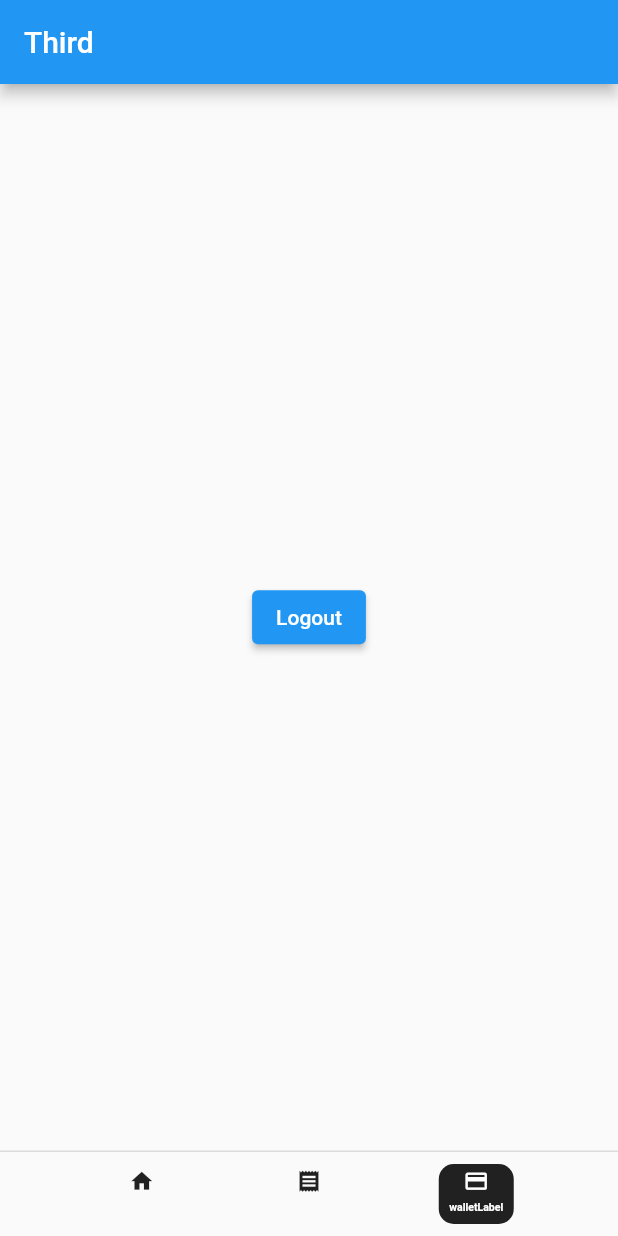
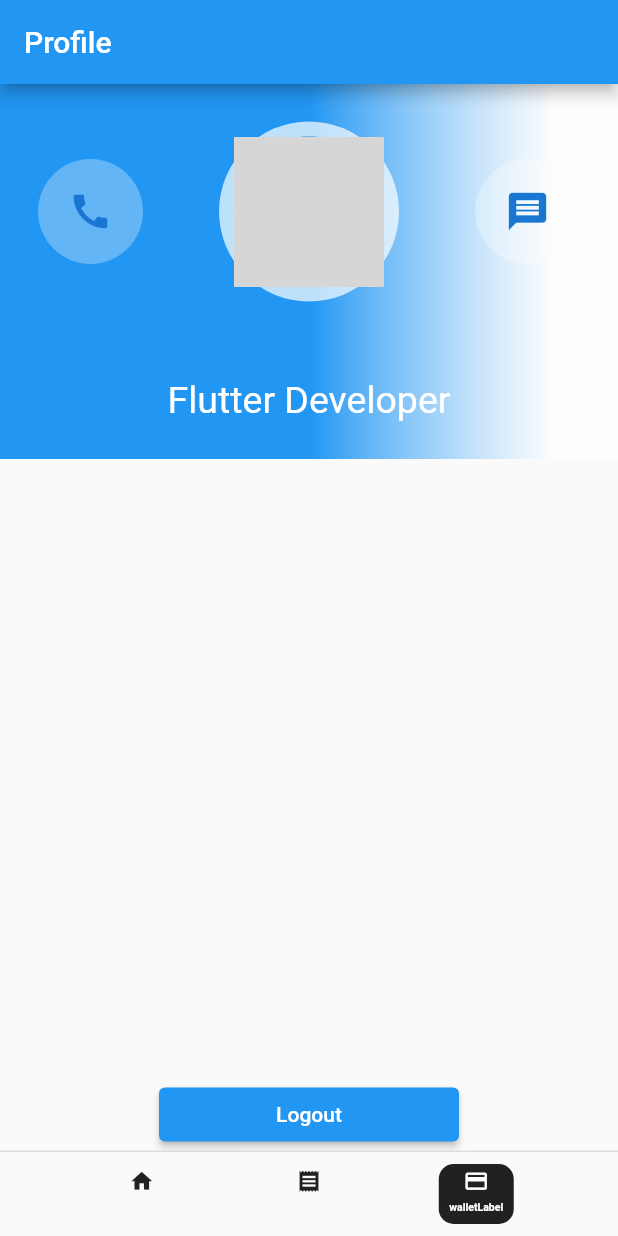
Before and after one commit to hoangdathp99/flutter_test_projecty, a Flutter app: the MyHomePage screen opened directly, item 3 of the bottom bar chosen, on a phone screen of 412 x 824 dp. Run offline on Flutter 3.47's test engine with Material 2 defaults, Android fonts, the light colour scheme and no system bars; our stand-ins replace flutter_hooks, shared_preferences; accounts and stored records are empty; network calls fail; grey boxes are pictures that could not be loaded.

Commit message:
update logout

```diff
--- /dev/null
+++ b/lib/model/user.dart
@@ -0,0 +1,45 @@
+// ignore_for_file: public_member_api_docs, sort_constructors_first
+import 'dart:convert';
+
+class User {
+  final int id;
+  final String email;
+  final String password;
+  final String name;
+  final String avatar;
+  final String role;
+  User({
+    required this.id,
+    required this.email,
+    required this.password,
+    required this.name,
+    required this.avatar,
+    required this.role,
+  });
+
+  Map<String, dynamic> toMap() {
+    return <String, dynamic>{
+      'id': id,
+      'email': email,
+      'password': password,
+      'name': name,
+      'avatar': avatar,
+      'role': role,
+    };
+  }
+
+  factory User.fromMap(Map<String, dynamic> map) {
+    return User(
+      id: map['id'] as int,
+      email: map['email'] as String,
+      password: map['password'] as String,
+      name: map['name'] as String,
+      avatar: map['avatar'] as String,
+      role: map['role'] as String,
+    );
+  }
+
+  String toJson() => json.encode(toMap());
+
+  factory User.fromJson(Map<String, dynamic> source) => User.fromMap(source);
+}
--- a/lib/navigation/third_navigator.dart
+++ b/lib/navigation/third_navigator.dart
@@ -1,4 +1,5 @@
 import 'package:flutter/material.dart';
+import 'package:flutter_application_1/main.dart';
 import 'package:flutter_application_1/ui/bottomNavbar/main_page.dart';
 import 'package:flutter_application_1/ui/detailPage/detail_page.dart';
 import 'package:flutter_application_1/ui/home_page.dart/home_screen.dart';
@@ -22,11 +23,11 @@ class _ThirdNavigatorState extends State<ThirdNavigator> {
             builder: (BuildContext context) {
           switch (settings.name) {
             case '/':
-              return const PageThird(title: 'Third');
-            case 'second':
-              return const DetailPage();
+              return const PageThird();
+            case 'main':
+              return const MyApp();
             default:
-              return const PageThird(title: 'Third');
+              return const PageThird();
           }
         });
       },
--- a/lib/services/http_service.dart
+++ b/lib/services/http_service.dart
@@ -1,7 +1,7 @@
 import 'dart:convert';
 import 'package:http/http.dart' as http;
 
-Future<dynamic> fetchData(String url,param) async {
+Future<dynamic> fetchData(String url, param) async {
   try {
     final response = await http.get(Uri.parse(url + param));
     if (response.statusCode == 200) {
--- a/lib/ui/bottomNavbar/main_page.dart
+++ b/lib/ui/bottomNavbar/main_page.dart
@@ -6,15 +6,18 @@ import 'package:flutter_application_1/model/product_repository.dart';
 // import 'package:flutter_application_1/navigation/action.dart';
 // import 'package:flutter_application_1/navigation/app_router.dart';
 import 'package:flutter_application_1/navigation/home_navigator.dart';
+import 'package:flutter_application_1/navigation/routePaths.dart';
 // import 'package:flutter_application_1/navigation/routePaths.dart';
 import 'package:flutter_application_1/navigation/second_screen_navigator.dart';
 import 'package:flutter_application_1/navigation/third_navigator.dart';
 import 'package:flutter_application_1/ui/bottomNavbar/bottom_nav_bar.dart';
+import 'package:flutter_application_1/ui/login/login_page.dart';
 // import 'package:flutter_application_1/ui/home_page.dart/home_screen.dart';
 // import 'package:flutter_application_1/ui/login/login_page.dart';
 // import 'package:flutter_application_1/ui/pageThird/pageThird.dart';
 // import 'package:persistent_bottom_nav_bar/persistent_tab_view.dart';
 import 'package:provider/provider.dart';
+
 class MyHomePage extends StatefulWidget {
   const MyHomePage({super.key, required this.title});
   final String title;
@@ -24,8 +27,6 @@ class MyHomePage extends StatefulWidget {
 }
 
 class _MyHomePageState extends State<MyHomePage> {
-
-
   void _onItemTapped(int index) {
     setState(() {
       _selectedIndex = index;
@@ -36,6 +37,7 @@ class _MyHomePageState extends State<MyHomePage> {
   int _selectedIndex = 0;
   // ignore: prefer_typing_uninitialized_variables
   var position = 0.0;
+  var provider;
   Offset offset = Offset.zero;
   void _onHorizontalDragStart(DragStartDetails details) {
     position = 0;
@@ -117,10 +119,18 @@ class _MyHomePageState extends State<MyHomePage> {
 
   @override
   Widget build(BuildContext context) {
+    bool? shouldProceed =
+        Provider.of<AppStateModel>(context, listen: true).loggedIn;
+    if (shouldProceed == false) {
+      print(shouldProceed);
+      WidgetsBinding.instance.addPostFrameCallback((_) {
+        Navigator.of(context).pushReplacementNamed(RoutePaths.login);
+      });
+    }
     return Scaffold(
       body: GestureDetector(
         onTap: () {
-            FocusManager.instance.primaryFocus?.unfocus();
+          FocusManager.instance.primaryFocus?.unfocus();
         },
         onHorizontalDragStart: _onHorizontalDragStart,
         onHorizontalDragEnd: ((details) =>
--- a/lib/ui/pageThird/pageThird.dart
+++ b/lib/ui/pageThird/pageThird.dart
@@ -1,15 +1,14 @@
 import 'package:flutter/material.dart';
+import 'package:flutter_application_1/main.dart';
 import 'package:flutter_application_1/model/app_state_model.dart';
-import 'package:flutter_application_1/navigation/action.dart';
-import 'package:flutter_application_1/navigation/app_router.dart';
-import 'package:flutter_application_1/navigation/routePaths.dart';
-import 'package:flutter_application_1/ui/bottomNavbar/bottom_nav_bar.dart';
+import 'package:flutter_application_1/model/user.dart';
+import 'package:flutter_application_1/services/token_http_services.dart';
 import 'package:flutter_application_1/ui/login/login_page.dart';
 import 'package:flutter_application_1/utils/utils.dart';
 import 'package:provider/provider.dart';
 
 class PageThird extends StatefulWidget {
-  const PageThird({super.key, required this.title});
+  const PageThird({super.key});
   // This widget is the home page of your application. It is stateful, meaning
   // that it has a State object (defined below) that contains fields that affect
   // how it looks.
@@ -19,49 +18,143 @@ class PageThird extends StatefulWidget {
   // used by the build method of the State. Fields in a Widget subclass are
   // always marked "final".
 
-  final String title;
   @override
   State<PageThird> createState() => _PageThirdState();
 }
 
 class _PageThirdState extends State<PageThird> {
   bool removeSuccess = false;
+  User user =
+      User(id: 1, email: "", password: "", name: "", avatar: "", role: "");
+  @override
+  void initState() {
+    // TODO: implement initState
+    super.initState();
+    getProfile();
+  }
+
   @override
   Widget build(BuildContext context) {
-    // This method is rerun every time setState is called, for instance as done
-    // by the _incrementCounter method above.
-    //
-    // The Flutter framework has been optimized to make rerunning build methods
-    // fast, so that you can just rebuild anything that needs updating rather
-    // than having to individually change instances of widgets.
+    var provider = Provider.of<AppStateModel>(context, listen: true);
     return Scaffold(
         appBar: AppBar(
           // Here we take the value from the MyHomePage object that was created by
           // the App.build method, and use it to set our appbar title.
-          title: Text(widget.title),
+          title: const Text("Profile"),
         ),
-        body: Center(child: Consumer<AppStateModel>(
-          builder: (context, value, child) {
-            return Column(
+        // body: Center(child: Consumer<AppStateModel>(
+        //   builder: (context, value, child) {
+        //     return Column(
+        //         mainAxisAlignment: MainAxisAlignment.center,
+        //         children: [
+        //           ElevatedButton(
+        //             onPressed: () async {
+        //               removeSuccess = await removeData();
+        //               if (removeSuccess == true) {
+        //                 // removeSuccess = false;
+        //                 // ignore: use_build_context_synchronously
+        //                 Navigator.pushAndRemoveUntil(
+        //                     context,
+        //                     MaterialPageRoute(
+        //                         builder: (_) => const LoginScreen()),
+        //                     (route) => false);
+        //               }
+        //             },
+        //             child: const Text('Logout'),
+        //           ),
+        //         ]);
+        //   },
+        // ))
+        body: Stack(
+          children: [
+            ListView(
+              children: [
+                Container(
+                  height: 250,
+                  decoration: const BoxDecoration(
+                    gradient: LinearGradient(
+                      colors: [Colors.blue, Colors.white70],
+                      begin: Alignment.centerLeft,
+                      end: Alignment.centerRight,
+                      stops: [0.5, 0.9],
+                    ),
+                  ),
+                  child: Column(
+                    crossAxisAlignment: CrossAxisAlignment.center,
                     mainAxisAlignment: MainAxisAlignment.center,
-                children: [
-                  ElevatedButton(
+                    children: <Widget>[
+                      Row(
+                        mainAxisAlignment: MainAxisAlignment.spaceAround,
+                        children: <Widget>[
+                          CircleAvatar(
+                            backgroundColor: Colors.blue.shade300,
+                            minRadius: 35.0,
+                            child: const Icon(Icons.call, size: 30.0),
+                          ),
+                          CircleAvatar(
+                            backgroundColor: Colors.white70,
+                            minRadius: 60.0,
+                            child: CircleAvatar(
+                                radius: 50.0,
+                                backgroundImage: NetworkImage(user.avatar)),
+                          ),
+                          const CircleAvatar(
+                            backgroundColor: Colors.white30,
+                            minRadius: 35.0,
+                            child: Icon(Icons.message, size: 30.0),
+                          ),
+                        ],
+                      ),
+                      const SizedBox(
+                        height: 10,
+                      ),
+                      Text(
+                        user.name,
+                        style: const TextStyle(
+                          fontSize: 35,
+                          fontWeight: FontWeight.bold,
+                          color: Colors.white,
+                        ),
+                      ),
+                      const Text(
+                        'Flutter Developer',
+                        style: TextStyle(
+                          color: Colors.white,
+                          fontSize: 25,
+                        ),
+                      ),
+                    ],
+                  ),
+                ),
+              ],
+            ),
+            Align(
+              alignment: Alignment.bottomCenter,
+              child: ElevatedButton(
                 onPressed: () async {
                   removeSuccess = await removeData();
                   if (removeSuccess == true) {
-                        // removeSuccess = false;
+                    removeSuccess = false;
+                    provider.logOut();
                     // ignore: use_build_context_synchronously
-                        Navigator.pushAndRemoveUntil(
-                            context,
-                            MaterialPageRoute(
-                                builder: (_) => const LoginScreen()),
-                            (route) => false);
+                    // Navigator.of(context)
+                    //     .push(MaterialPageRoute(builder: (_) => LoginScreen()));
                   }
                 },
+                style: ElevatedButton.styleFrom(fixedSize: Size(200, 20)),
                 child: const Text('Logout'),
               ),
-                ]);
-          },
-        )));
+            ),
+          ],
+        ));
+  }
+
+  void getProfile() async {
+    var res = await get("https://api.escuelajs.co/api/v1/auth/profile", "");
+    setState(() {
+      user = User.fromJson(res);
+      // print(user.name);
+    });
+    // print(res);
   }
 }
```
Also changed, not shown: lib/model/app_state_model.dart (+58 -9 lines), lib/services/token_http_services.dart (added, +18 -0 lines), lib/ui/login/login_page.dart (+15 -1 lines), 1 other file. Lines whose indentation alone changed are shown as unchanged.
